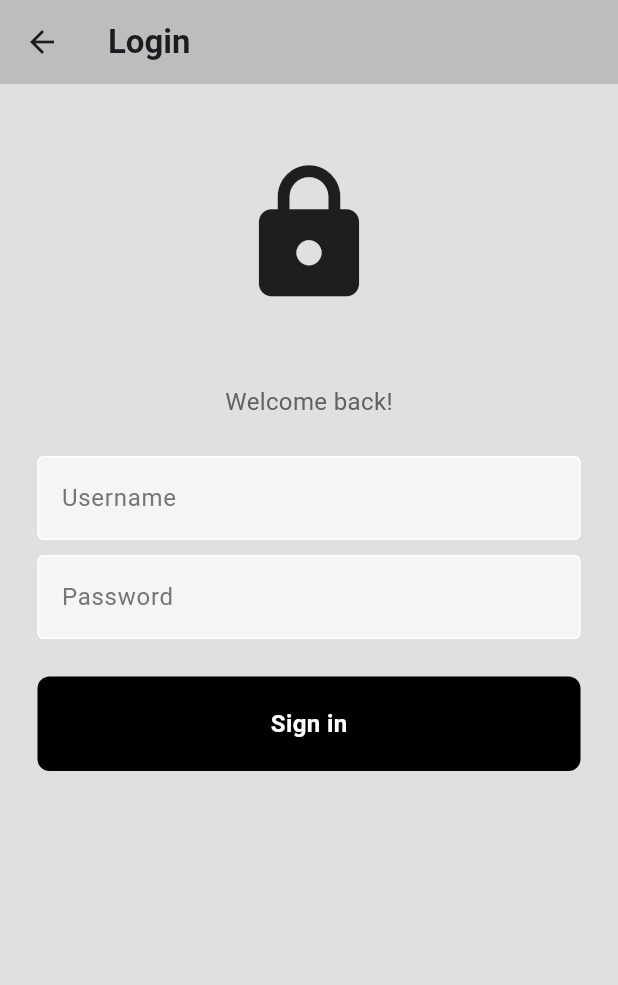
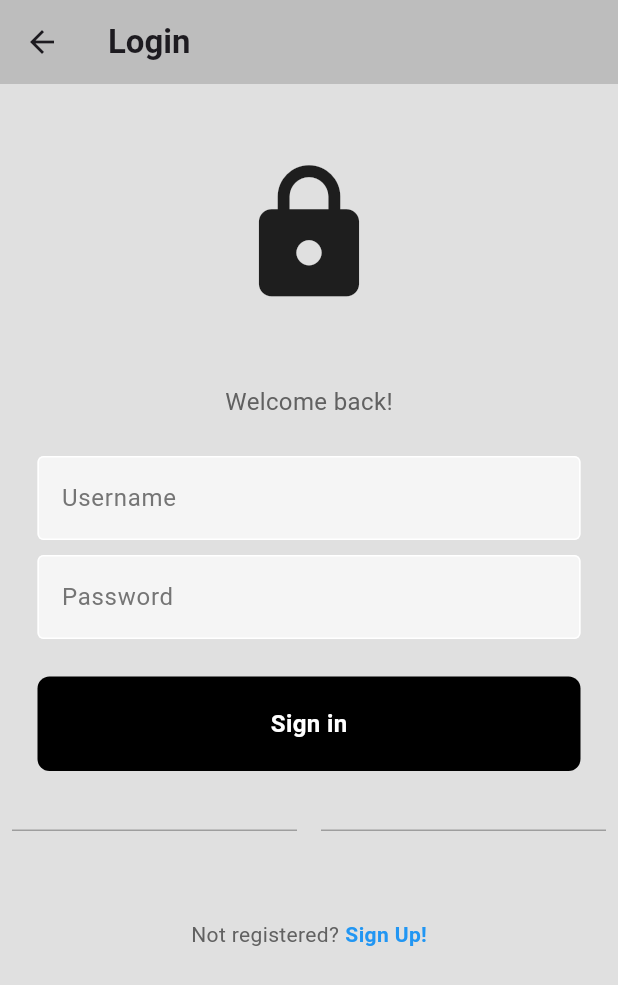
Before and after one commit to andiw99/App, a Flutter app: the screen it shows after launch, item 4 of the bottom bar chosen, after a tap on "Sign in", on a phone screen of 412 x 824 dp. Shown: the top 985 px of the screen. Run offline on Flutter 3.47's test engine with Material 3 defaults, Android fonts, the light colour scheme and no system bars; our stand-ins replace top_snackbar_flutter, tuple; network calls fail.

Commit message:
Register working

```diff
--- a/chatapp_frontend/lib/components/horizontallign.dart
+++ b/chatapp_frontend/lib/components/horizontallign.dart
@@ -7,12 +7,14 @@ class HorizontalLineWithLabel extends StatelessWidget {
 
   @override
   Widget build(BuildContext context) {
-    return Row(
+    return Padding(
+      padding: const EdgeInsets.all(8.0),
+      child: Row(
         children: <Widget>[
-        const Expanded(
+           Expanded(
             child: Divider(
               thickness: 1,  // Adjust the thickness of the line
-            color: Colors.black,  // Adjust the color of the line
+              color: Colors.grey[500]  // Adjust the color of the line
             ),
           ),
           Padding(
@@ -22,13 +24,14 @@ class HorizontalLineWithLabel extends StatelessWidget {
               style: const TextStyle(fontSize: 16),  // Adjust the text style
             ),
           ),
-        const Expanded(
+           Expanded(
             child: Divider(
               thickness: 1,  // Adjust the thickness of the line
-            color: Colors.black,  // Adjust the color of the line
+              color: Colors.grey[500],  // Adjust the color of the line
             ),
           ),
         ],
+      ),
     );
   }
 }
--- a/chatapp_frontend/lib/main.dart
+++ b/chatapp_frontend/lib/main.dart
@@ -13,6 +13,7 @@ import 'pages/friends.dart';
 
 String token = "";      // TODO this is placeholder for now for a token that is somewhere stored persistently
 String username = "";
+String baseURL = "http://192.168.178.96:8000";
 
 void main() {
   runApp(const MyApp());
@@ -139,6 +140,7 @@ class _MyHomePageState extends State<MyHomePage> {
         ],
       ),
       body: Center(
+         child: Image.asset('assets/images/App-Icon-transparent.png'),
       ),// This trailing comma makes auto-formatting nicer for build methods.
     );
   }
--- a/chatapp_frontend/lib/pages/loginpage.dart
+++ b/chatapp_frontend/lib/pages/loginpage.dart
@@ -1,14 +1,17 @@
 import 'package:chatapp_frontend/components/blackbutton.dart';
 import 'package:chatapp_frontend/components/cleantextformfield.dart';
+import 'package:chatapp_frontend/components/horizontallign.dart';
 import 'package:chatapp_frontend/main.dart';
+import 'package:chatapp_frontend/pages/registerpage.dart';
 import 'package:flutter/material.dart';
 import 'dart:convert';
 import 'package:http/http.dart' as http;
-
+import 'package:top_snackbar_flutter/custom_snack_bar.dart';
+import 'package:top_snackbar_flutter/top_snack_bar.dart';
 
 class LoginPage extends StatefulWidget {
   bool logout;
-  LoginPage({super.key, this.logout=false});
+  LoginPage({super.key, this.logout = false});
 
   @override
   State<LoginPage> createState() => _LoginPageState();
@@ -22,6 +25,22 @@ class _LoginPageState extends State<LoginPage> {
 
   final client = http.Client();
 
+  @override
+  void initState() {
+    super.initState();
+    if(widget.logout) {
+    WidgetsBinding.instance.addPostFrameCallback((timeStamp) {
+        showTopSnackBar(
+          Overlay.of(context),
+          const CustomSnackBar.info(
+            message:
+                "Logged out",
+          ),
+      );
+    });}
+
+  }
+
   // sign user in method
   void signUserIn() async {
     // Here i want to send a json like
@@ -29,39 +48,61 @@ class _LoginPageState extends State<LoginPage> {
     //        "password": actualpassword
     // }
     // Which means I need the things I entered the textbox
-    if (usernameController.text.isNotEmpty & passwordController.text.isNotEmpty) {
-
-      showDialog(context: context, builder: (context) {
-        return const Center(child: CircularProgressIndicator(),);
-      },);
-      var jsonMessage = jsonEncode({'username': usernameController.text, 'password': passwordController.text});
+    if (usernameController.text.isNotEmpty &
+        passwordController.text.isNotEmpty) {
+      showDialog(
+        context: context,
+        builder: (context) {
+          return const Center(
+            child: CircularProgressIndicator(),
+          );
+        },
+      );
+      var jsonMessage = jsonEncode({
+        'username': usernameController.text,
+        'password': passwordController.text
+      });
       // well we now have to send an http get? request to receive the token
       var retrieveURL = Uri.parse('http://192.168.178.96:8000/api-token-auth/');
-      var tokenMap = jsonDecode((await client.post(
-        retrieveURL,
-        headers: <String, String>{'Content-Type': 'application/json; charset=UTF-8',},
-        body: jsonMessage
-      )).body) as Map<String, dynamic>;      // TODO in a get request you can send headers, you probably need to handle the authorization with this
-      await Future.delayed(Duration(milliseconds: 700));  // TODO remove just makes the feeling a little bit more real
-      if(tokenMap.containsKey("token")) {
+      var tokenMap = jsonDecode((await client.post(retrieveURL,
+                  headers: <String, String>{
+                    'Content-Type': 'application/json; charset=UTF-8',
+                  },
+                  body: jsonMessage))
+              .body)
+          as Map<String,
+              dynamic>; // TODO in a get request you can send headers, you probably need to handle the authorization with this
+      await Future.delayed(Duration(
+          milliseconds:
+              700)); // TODO remove just makes the feeling a little bit more real
+      if (tokenMap.containsKey("token")) {
         // Redirect to Home with message logged in as...
         // I am not to sound with the routing at the moment
         setState(() {
           token = tokenMap["token"];
           print("Setting token!");
           username = usernameController.text;
-          ScaffoldMessenger.of(context).showSnackBar(
-          SnackBar(content: Text('logged in as $username')),);
+          showTopSnackBar(
+            Overlay.of(context),
+            CustomSnackBar.success(
+              message: 'Logged in as $username',
+            ),
+          );
+          // ScaffoldMessenger.of(context).showSnackBar(
+          //   SnackBar(content: Text()),
+          // );
         });
       } else {
         // Redirect to Login with message 'unable to log in'
-        ScaffoldMessenger.of(context).showSnackBar(
-          SnackBar(content: Text('Unable to login with the provided credentials')),);
+        showTopSnackBar(
+          Overlay.of(context),
+          const CustomSnackBar.error(
+              message: "Unable to login with the provided credentials."),
+        );
       }
-    if (mounted) Navigator.of(context).pop();
+      if (mounted) Navigator.of(context).pop();
       // setState(() {});
     }
-
   }
 
   @override
@@ -71,12 +112,12 @@ class _LoginPageState extends State<LoginPage> {
     //  token = "";
     //}
     print("Widget.logout: ${widget.logout}");
-    if(widget.logout) {
+    if (widget.logout) {
       token = "";
       // I think we need to reset logout then...
       widget.logout = false;
     }
-    if(token.isNotEmpty) {
+    if (token.isNotEmpty) {
       return const MyHomePage(title: "Best App ever after login");
     }
     return Scaffold(
@@ -85,8 +126,8 @@ class _LoginPageState extends State<LoginPage> {
         title: const Text(
           'Login',
           style: TextStyle(fontWeight: FontWeight.bold),
-        ),)
-        ,
+        ),
+      ),
       backgroundColor: Colors.grey[300],
       body: SafeArea(
         child: SingleChildScrollView(
@@ -131,7 +172,42 @@ class _LoginPageState extends State<LoginPage> {
                   obscureText: true,
                 ),
                 const SizedBox(height: 25),
-                Blackbutton(onTap: signUserIn, text: "Sign in")
+                Blackbutton(onTap: signUserIn, text: "Sign in"),
+
+                const SizedBox(height: 20),
+
+                const HorizontalLineWithLabel(label: ""),
+
+                const SizedBox(height: 40),
+
+                Row(
+                  mainAxisAlignment: MainAxisAlignment.center,
+                  children: [
+                    Text(
+                      'Not registered?',
+                      style: TextStyle(color: Colors.grey[700]),
+                    ),
+                    const SizedBox(width: 4),
+                    GestureDetector(
+                      onTap: () => {
+                        // on Tap we want to to push the register page
+                        Navigator.push(
+                          context,
+                          MaterialPageRoute(
+                            builder: (context) => RegisterPage(),
+                          ),
+                        )
+                      },
+                      child: const Text(
+                        'Sign Up!',
+                        style: TextStyle(
+                          color: Colors.blue,
+                          fontWeight: FontWeight.bold,
+                        ),
+                      ),
+                    ),
+                  ],
+                )
               ],
             ),
           ),
```
Also changed, not shown: chatapp_frontend/lib/pages/friends.dart (+22 -13 lines), chatapp_frontend/lib/pages/registerpage.dart (added, +194 -0 lines), chatapp_frontend/pubspec.yaml (+8 -1 lines), App-Icon-lol.png (added), App-Icon-transparent.png (added), App-Icon.jpeg (added), App-Lettering.jpeg (added), chatapp_frontend/assets/images/App-Icon-transparent.png (added), chatapp_frontend/lib/assets/images/App-Icon-transparent.png (added), chatapp_frontend/pubspec.lock, 6 other files. Lines whose indentation alone changed are shown as unchanged.
